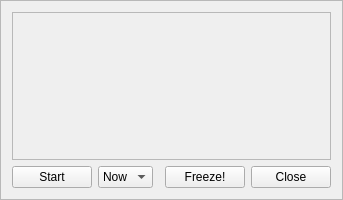
Qt form FlightController/MatrixMonitor.ui (dmaone/CommonSense) before a commit.
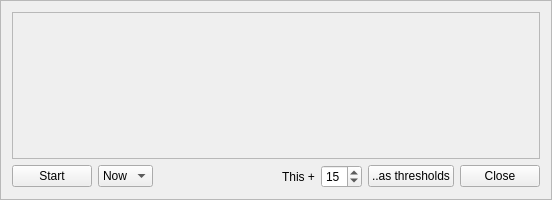
The same form after that commit.

Commit message: Cleanups, per-key thresholds

What changed in the file:
```diff
--- a/FlightController/MatrixMonitor.ui
+++ b/FlightController/MatrixMonitor.ui
@@ -6,7 +6,7 @@
    <rect>
     <x>0</x>
     <y>0</y>
-    <width>316</width>
+    <width>552</width>
     <height>200</height>
    </rect>
   </property>
@@ -26,7 +26,7 @@
    <enum>QFrame::Raised</enum>
   </property>
   <layout class="QGridLayout" name="gridLayout_2">
-   <item row="1" column="5">
+   <item row="1" column="7">
     <widget class="QPushButton" name="CloseButton">
      <property name="text">
       <string>Close</string>
@@ -56,6 +56,13 @@
      </property>
     </widget>
    </item>
+   <item row="1" column="6">
+    <widget class="QPushButton" name="ThresholdsButton">
+     <property name="text">
+      <string>..as thresholds</string>
+     </property>
+    </widget>
+   </item>
    <item row="1" column="2">
     <widget class="QComboBox" name="ModeSelector">
      <property name="editable">
@@ -87,14 +94,14 @@
      </item>
     </widget>
    </item>
-   <item row="1" column="4">
-    <widget class="QPushButton" name="FreezeButton">
-     <property name="text">
-      <string>Freeze!</string>
+   <item row="1" column="5">
+    <widget class="QSpinBox" name="threshold">
+     <property name="value">
+      <number>15</number>
      </property>
     </widget>
    </item>
-   <item row="0" column="1" colspan="5">
+   <item row="0" column="1" colspan="7">
     <widget class="QFrame" name="Dashboard">
      <property name="sizePolicy">
       <sizepolicy hsizetype="Minimum" vsizetype="Minimum">
@@ -110,6 +117,13 @@
      </property>
     </widget>
    </item>
+   <item row="1" column="4">
+    <widget class="QLabel" name="label">
+     <property name="text">
+      <string>This +</string>
+     </property>
+    </widget>
+   </item>
   </layout>
  </widget>
  <resources/>
```
The commit also changes 22 other files.
